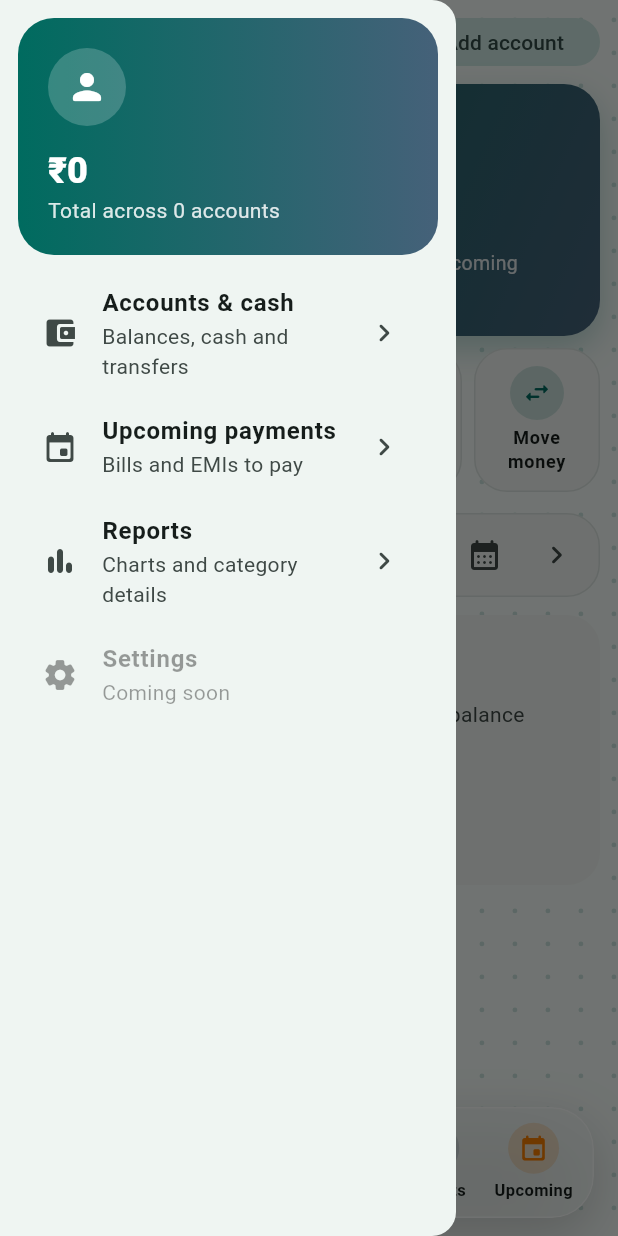
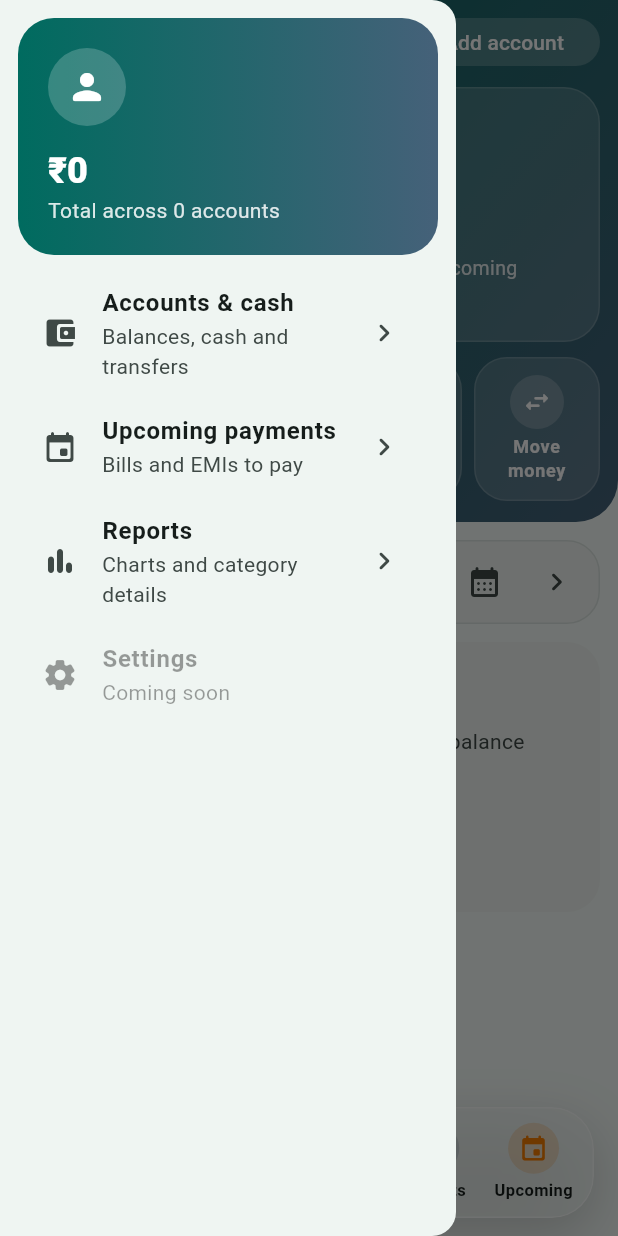
Before and after one commit to rehmansyed4445-ui/expense_tracker, a Flutter app: the screen it shows after launch, in the side drawer, after a tap on the "person" icon, on a phone screen of 412 x 824 dp. Run offline on Flutter 3.47's test engine with Material 3 defaults, Android fonts, the phone set to English and light mode, and no system bars; our stand-ins replace shared_preferences.

Commit message:
Fix compile errors and redesign home header
- Use CardThemeData for newer Flutter compatibility
- Remove dotted AppBackdrop, use plain surface background
- Gradient header on home only, up to account switcher
- Fix duplicate ReportsView so DashboardView renders
- Fix debugPrint newline syntax errors in ExpenseStore
- FittedBox on balance text for small screens

```diff
--- a/lib/main.dart
+++ b/lib/main.dart
@@ -12,21 +12,25 @@ class ExpenseApp extends StatelessWidget {
   const ExpenseApp({super.key, required this.store});
   final ExpenseStore store;
 
-  ThemeData _buildTheme(Brightness brightness) => ThemeData(
+  ThemeData _buildTheme(Brightness brightness) {
+    final scheme = ColorScheme.fromSeed(
+      seedColor: const Color(0xFF00897B),
+      brightness: brightness,
+    );
+    return ThemeData(
       useMaterial3: true,
-    colorScheme: ColorScheme.fromSeed(
-      seedColor: const Color(0xFF00897B), // Professional Teal
-      brightness: brightness,
-    ),
-    // Professional UI enhancements applied globally
+      colorScheme: scheme,
+      scaffoldBackgroundColor: scheme.surface,
+      // FIXED: Your Flutter version requires CardThemeData, not CardTheme.
       cardTheme: CardThemeData(
-      // FIXED: Changed from CardTheme to CardThemeData
         elevation: 0,
         shape: RoundedRectangleBorder(borderRadius: BorderRadius.circular(20)),
       ),
       filledButtonTheme: FilledButtonThemeData(
         style: FilledButton.styleFrom(
-        shape: RoundedRectangleBorder(borderRadius: BorderRadius.circular(16)),
+          shape: RoundedRectangleBorder(
+            borderRadius: BorderRadius.circular(16),
+          ),
         ),
       ),
       inputDecorationTheme: InputDecorationTheme(
@@ -37,6 +41,7 @@ class ExpenseApp extends StatelessWidget {
         ),
       ),
     );
+  }
 
   @override
   Widget build(BuildContext context) {
--- a/lib/screens/home_screen.dart
+++ b/lib/screens/home_screen.dart
@@ -1,19 +1,17 @@
 import 'package:flutter/material.dart';
-
 import '../models/transaction.dart';
 import '../models/upcoming.dart';
 import '../state/expense_store.dart';
 import '../utils/format.dart';
-import '../widgets/app_backdrop.dart';
 import '../widgets/budgets.dart';
 import '../widgets/premium_bottom_bar.dart';
 import '../widgets/profile_drawer.dart';
 import '../widgets/quick_add.dart';
 import '../widgets/upcoming_sheet.dart';
-// ... [previous imports] ...
 import 'dashboard_view.dart';
 import 'reports_view.dart';
 
+/// Home and Reports sit side by side and follow the finger.
 class HomeScreen extends StatefulWidget {
   const HomeScreen({super.key, required this.store});
   final ExpenseStore store;
@@ -25,6 +23,8 @@ class HomeScreen extends StatefulWidget {
 class _HomeScreenState extends State<HomeScreen>
     with SingleTickerProviderStateMixin {
   final _scaffoldKey = GlobalKey<ScaffoldState>();
+
+  /// 0 = Home, 1 = Reports.
   late final AnimationController _pos = AnimationController(
     vsync: this,
     duration: const Duration(milliseconds: 320),
@@ -54,6 +54,7 @@ class _HomeScreenState extends State<HomeScreen>
 
   void _onDragEnd(DragEndDetails d) {
     final v = d.primaryVelocity ?? 0;
+    // Right swipe on Home opens the profile drawer.
     if (_pos.value <= 0 && v > 300) {
       _scaffoldKey.currentState?.openDrawer();
       _goTo(0);
@@ -68,6 +69,7 @@ class _HomeScreenState extends State<HomeScreen>
     _goTo(target);
   }
 
+  /// First upcoming payment due within 3 days that the user hasn't closed.
   Upcoming? _dueSoon(ExpenseStore store) {
     final limit = DateTime.now().add(const Duration(days: 3));
     for (final u in store.upcoming) {
@@ -89,6 +91,8 @@ class _HomeScreenState extends State<HomeScreen>
         }
         return Scaffold(
           key: _scaffoldKey,
+          // Plain, clean background. No dotted backdrop anywhere.
+          backgroundColor: Theme.of(context).colorScheme.surface,
           drawer: ProfileDrawer(
             store: store,
             hostContext: context,
@@ -96,10 +100,7 @@ class _HomeScreenState extends State<HomeScreen>
           ),
           body: Stack(
             children: [
-              const Positioned.fill(child: AppBackdrop()),
-              SafeArea(
-                bottom: false,
-                child: LayoutBuilder(
+              LayoutBuilder(
                 builder: (context, c) {
                   _width = c.maxWidth;
                   return GestureDetector(
@@ -115,7 +116,7 @@ class _HomeScreenState extends State<HomeScreen>
                           final w = _width;
                           return Stack(
                             children: [
-                                // FIXED: DashboardView instead of duplicate ReportsView
+                              // FIXED: This was a duplicate ReportsView before.
                               Positioned.fill(
                                 child: Transform.translate(
                                   offset: Offset(-t * w, 0),
@@ -128,6 +129,8 @@ class _HomeScreenState extends State<HomeScreen>
                               Positioned.fill(
                                 child: Transform.translate(
                                   offset: Offset((1 - t) * w, 0),
+                                  child: SafeArea(
+                                    bottom: false,
                                     child: Column(
                                       children: [
                                         _ReportsTopBar(onBack: () => _goTo(0)),
@@ -138,6 +141,7 @@ class _HomeScreenState extends State<HomeScreen>
                                     ),
                                   ),
                                 ),
+                              ),
                             ],
                           );
                         },
@@ -145,7 +149,6 @@ class _HomeScreenState extends State<HomeScreen>
                     ),
                   );
                 },
-                ),
               ),
               Positioned(
                 left: 0,
--- a/lib/screens/reports_view.dart
+++ b/lib/screens/reports_view.dart
@@ -6,7 +6,6 @@ import '../state/expense_store.dart';
 import '../utils/format.dart';
 import '../widgets/category_donut.dart';
 import '../widgets/month_switcher.dart';
-import '../widgets/profile_drawer.dart';
 import '../widgets/section_card.dart';
 import '../widgets/transaction_tile.dart';
 import '../widgets/week_bar_chart.dart';
@@ -25,12 +24,6 @@ class ReportsView extends StatelessWidget {
 
     return CustomScrollView(
       slivers: [
-        const SliverToBoxAdapter(
-          child: ScreenHeader(
-            title: 'Reports',
-            subtitle: 'Your spending, in detail.',
-          ),
-        ),
         SliverToBoxAdapter(
           child: Padding(
             padding: const EdgeInsets.only(top: 12),
--- a/lib/state/expense_store.dart
+++ b/lib/state/expense_store.dart
@@ -1,22 +1,17 @@
-import 'package:flutter/foundation.dart' show ChangeNotifier;
-
+import 'package:flutter/foundation.dart' show ChangeNotifier, debugPrint;
 import '../models/account.dart';
 import '../models/transaction.dart';
 import '../models/upcoming.dart';
 import '../services/storage.dart';
 
-import 'package:flutter/foundation.dart' show ChangeNotifier, debugPrint;
-
 class DayTotal {
   const DayTotal(this.day, this.expensePaise);
-
   final DateTime day;
   final int expensePaise;
 }
 
 class SpendGroup {
   const SpendGroup(this.label, this.category, this.paise);
-
   final String label;
   final Category category;
   final int paise;
@@ -38,7 +33,6 @@ class ExpenseStore extends ChangeNotifier {
   String? _selectedAccountId;
 
   // ---------- Basics ----------
-
   bool get isLoaded => _loaded;
   DateTime get month => _month;
   bool get isCurrentMonth => _sameMonth(_month, DateTime.now());
@@ -49,25 +43,25 @@ class ExpenseStore extends ChangeNotifier {
     try {
       _all = await _storage.load();
     } catch (e, s) {
-      debugPrint('Could not read transactions: $e\n$s'); // FIXED: Added \n
+      debugPrint('Could not read transactions: $e\n$s');
       _all = [];
     }
     try {
       _accounts = await _storage.loadAccounts();
     } catch (e, s) {
-      debugPrint('Could not read accounts: $e\n$s'); // FIXED
+      debugPrint('Could not read accounts: $e\n$s');
       _accounts = [];
     }
     try {
       _upcoming = await _storage.loadUpcoming();
     } catch (e, s) {
-      debugPrint('Could not read upcoming payments: $e\n$s'); // FIXED
+      debugPrint('Could not read upcoming payments: $e\n$s');
       _upcoming = [];
     }
     try {
       _budgets = await _storage.loadBudgets();
     } catch (e, s) {
-      debugPrint('Could not read budgets: $e\n$s'); // FIXED
+      debugPrint('Could not read budgets: $e\n$s');
       _budgets = {};
     }
     _sortNewestFirst();
@@ -76,7 +70,6 @@ class ExpenseStore extends ChangeNotifier {
   }
 
   // ---------- Accounts and scope ----------
-
   List<Account> get accounts => List.unmodifiable(_accounts);
   bool get hasAccounts => _accounts.isNotEmpty;
 
@@ -113,7 +106,6 @@ class ExpenseStore extends ChangeNotifier {
   }
 
   // ---------- Balances ----------
-
   /// Balance of one account as of [until]. Transfers move money between accounts.
   int balanceAt(String accountId, DateTime until) {
     final account = _accountById(accountId);
@@ -197,7 +189,6 @@ class ExpenseStore extends ChangeNotifier {
   }
 
   // ---------- Month and totals ----------
-
   List<Transaction> get monthTransactions =>
       _all.where((t) => _sameMonth(t.date, _month) && _inScope(t)).toList();
 
@@ -221,7 +212,6 @@ class ExpenseStore extends ChangeNotifier {
   }
 
   // ---------- Reports ----------
-
   /// Expense totals per category for the selected month, largest first.
   Map<Category, int> get expenseByCategory {
     final totals = <Category, int>{};
@@ -281,14 +271,12 @@ class ExpenseStore extends ChangeNotifier {
         .where((t) => t.type == TxType.expense && _inScope(t))
         .toList();
     if (spends.isEmpty) return [];
-
     final first = spends
         .map((t) => DateTime(t.date.year, t.date.month, t.date.day))
         .reduce((a, b) => a.isBefore(b) ? a : b);
     final span = today.difference(first).inDays + 1;
     final count = span > maxDays ? maxDays : span;
     final start = DateTime(today.year, today.month, today.day - (count - 1));
-
     return List.generate(count, (i) {
       final day = DateTime(start.year, start.month, start.day + i);
       final total = spends
@@ -304,7 +292,6 @@ class ExpenseStore extends ChangeNotifier {
   }
 
   // ---------- Transactions ----------
-
   Future<void> add(Transaction t) async {
     _all.add(t);
     _sortNewestFirst();
@@ -328,7 +315,6 @@ class ExpenseStore extends ChangeNotifier {
   }
 
   // ---------- Upcoming payments ----------
-
   List<Upcoming> get upcoming {
     final list = List.of(_upcoming)
       ..sort((a, b) => a.dueDate.compareTo(b.dueDate));
@@ -377,9 +363,7 @@ class ExpenseStore extends ChangeNotifier {
   }
 
   // ---------- Budgets ----------
-
   Map<String, int> get budgets => Map.unmodifiable(_budgets);
-
   int? budgetFor(String label) => _budgets[label];
 
   int spentFor(String label) => _sumType(
@@ -399,7 +383,6 @@ class ExpenseStore extends ChangeNotifier {
   }
 
   // ---------- Helpers ----------
-
   void _sortNewestFirst() => _all.sort((a, b) => b.date.compareTo(a.date));
 
   Future<void> _persistTransactions() => _storage.save(List.of(_all));
--- a/lib/widgets/home_header.dart
+++ b/lib/widgets/home_header.dart
@@ -1,6 +1,5 @@
 import 'package:flutter/material.dart';
 import 'package:intl/intl.dart';
-
 import '../state/expense_store.dart';
 import '../utils/format.dart';
 import 'account_style_picker.dart';
@@ -13,9 +12,9 @@ import 'ui.dart';
 const kUnit = 64.0;
 
 /// Fixed top section: profile, balance and account switcher. Does not scroll.
+/// The gradient lives here only — the rest of the app is plain surface.
 class HomeHeader extends StatefulWidget {
   const HomeHeader({super.key, required this.store});
-
   final ExpenseStore store;
 
   @override
@@ -31,15 +30,26 @@ class _HomeHeaderState extends State<HomeHeader> {
     final store = widget.store;
     final many = store.accounts.length > 6;
     final rowHeight = many ? 180.0 : 96.0;
+    final scheme = Theme.of(context).colorScheme;
+    final topInset = MediaQuery.paddingOf(context).top;
 
-    return Padding(
-      padding: const EdgeInsets.fromLTRB(12, 8, 12, 4),
+    return Container(
+      decoration: BoxDecoration(
+        gradient: LinearGradient(
+          colors: [scheme.primary, scheme.tertiary],
+          begin: Alignment.topLeft,
+          end: Alignment.bottomRight,
+        ),
+        borderRadius: const BorderRadius.vertical(bottom: Radius.circular(28)),
+      ),
+      // Gradient runs behind the status bar; content stays below it.
+      padding: EdgeInsets.fromLTRB(12, topInset + 8, 12, 14),
       child: Column(
         children: [
           _HeaderTop(store: store),
-          const SizedBox(height: 8),
+          const SizedBox(height: 10),
           _HeaderBalance(store: store),
-          const SizedBox(height: 8),
+          const SizedBox(height: 10),
           Row(
             children: [
               Expanded(
@@ -76,13 +86,13 @@ class _HomeHeaderState extends State<HomeHeader> {
 
 class _HeaderTop extends StatelessWidget {
   const _HeaderTop({required this.store});
-
   final ExpenseStore store;
 
   @override
   Widget build(BuildContext context) {
     final theme = Theme.of(context);
-    final scheme = theme.colorScheme;
+    final on = Theme.of(context).colorScheme.onPrimary;
+
     return Row(
       children: [
         InkResponse(
@@ -94,28 +104,29 @@ class _HeaderTop extends StatelessWidget {
             height: 40,
             decoration: BoxDecoration(
               shape: BoxShape.circle,
-              gradient: LinearGradient(
-                colors: [scheme.primary, scheme.tertiary],
-              ),
+              color: on.withValues(alpha: 0.2),
             ),
-            child: Icon(
-              Icons.person_rounded,
-              color: scheme.onPrimary,
-              size: 22,
-            ),
+            child: Icon(Icons.person_rounded, color: on, size: 22),
           ),
         ),
         const SizedBox(width: 10),
         Expanded(
           child: Text(
             'Expenses',
+            maxLines: 1,
+            overflow: TextOverflow.ellipsis,
             style: theme.textTheme.titleLarge?.copyWith(
+              color: on,
               fontWeight: FontWeight.w800,
             ),
           ),
         ),
         FilledButton.tonalIcon(
-          style: FilledButton.styleFrom(visualDensity: VisualDensity.compact),
+          style: FilledButton.styleFrom(
+            visualDensity: VisualDensity.compact,
+            backgroundColor: on.withValues(alpha: 0.2),
+            foregroundColor: on,
+          ),
           onPressed: () => showAccountEditor(context, store),
           icon: const Icon(Icons.add_rounded, size: 18),
           label: const Text('Add account'),
@@ -127,32 +138,21 @@ class _HeaderTop extends StatelessWidget {
 
 class _HeaderBalance extends StatelessWidget {
   const _HeaderBalance({required this.store});
-
   final ExpenseStore store;
 
   @override
   Widget build(BuildContext context) {
-    final scheme = Theme.of(context).colorScheme;
-    final on = scheme.onPrimary;
+    final on = Theme.of(context).colorScheme.onPrimary;
 
     return Pressable(
       onTap: () => openAccounts(context, store),
       child: Container(
         padding: const EdgeInsets.fromLTRB(16, 14, 16, 14),
         decoration: BoxDecoration(
-          gradient: LinearGradient(
-            colors: [scheme.primary, scheme.tertiary],
-            begin: Alignment.topLeft,
-            end: Alignment.bottomRight,
-          ),
+          // Soft glass panel on top of the header gradient.
+          color: on.withValues(alpha: 0.15),
           borderRadius: BorderRadius.circular(24),
-          boxShadow: [
-            BoxShadow(
-              color: scheme.primary.withValues(alpha: 0.25),
-              blurRadius: 18,
-              offset: const Offset(0, 8),
-            ),
-          ],
+          border: Border.all(color: on.withValues(alpha: 0.15)),
         ),
         child: Column(
           crossAxisAlignment: CrossAxisAlignment.start,
@@ -293,7 +293,7 @@ class _HeaderAccounts extends StatelessWidget {
 
   @override
   Widget build(BuildContext context) {
-    final scheme = Theme.of(context).colorScheme;
+    final on = Theme.of(context).colorScheme.onPrimary;
     final focusId = store.focusAccount?.id;
 
     void pick(String? id) {
@@ -309,12 +309,8 @@ class _HeaderAccounts extends StatelessWidget {
           onTap: () => pick(null),
           child: CircleAvatar(
             radius: 22,
-            backgroundColor: scheme.primaryContainer,
-            child: Icon(
-              Icons.dashboard_rounded,
-              size: 20,
-              color: scheme.onPrimaryContainer,
-            ),
+            backgroundColor: on.withValues(alpha: 0.2),
+            child: Icon(Icons.dashboard_rounded, size: 20, color: on),
           ),
         ),
       for (final a in store.accounts)
@@ -322,7 +318,14 @@ class _HeaderAccounts extends StatelessWidget {
           label: a.name,
           selected: focusId == a.id,
           onTap: () => pick(a.id),
-          child: AccountAvatar(styleKey: a.styleKey, radius: 22),
+          child: Container(
+            // White backing so the account's own colour stays readable.
+            decoration: const BoxDecoration(
+              shape: BoxShape.circle,
+              color: Colors.white,
+            ),
+            child: AccountAvatar(styleKey: a.styleKey, radius: 22),
+          ),
         ),
     ];
 
@@ -359,11 +362,9 @@ class _HeaderAccounts extends StatelessWidget {
         child: Container(
           padding: const EdgeInsets.symmetric(vertical: 6, horizontal: 4),
           decoration: BoxDecoration(
-            color: scheme.surfaceContainerLow,
+            color: on.withValues(alpha: 0.15),
             borderRadius: BorderRadius.circular(22),
-            border: Border.all(
-              color: scheme.outlineVariant.withValues(alpha: 0.4),
-            ),
+            border: Border.all(color: on.withValues(alpha: 0.15)),
           ),
           child: Row(
             children: [
@@ -373,7 +374,7 @@ class _HeaderAccounts extends StatelessWidget {
                   tooltip: 'Close',
                   visualDensity: VisualDensity.compact,
                   onPressed: () => onExpanded(false),
-                  icon: const Icon(Icons.close_rounded, size: 20),
+                  icon: Icon(Icons.close_rounded, size: 20, color: on),
                 ),
             ],
           ),
@@ -398,7 +399,8 @@ class _HeaderAccount extends StatelessWidget {
 
   @override
   Widget build(BuildContext context) {
-    final scheme = Theme.of(context).colorScheme;
+    final on = Theme.of(context).colorScheme.onPrimary;
+
     return Padding(
       padding: const EdgeInsets.only(right: 8),
       child: Pressable(
@@ -415,7 +417,7 @@ class _HeaderAccount extends StatelessWidget {
                 decoration: BoxDecoration(
                   shape: BoxShape.circle,
                   border: Border.all(
-                    color: selected ? scheme.primary : Colors.transparent,
+                    color: selected ? on : Colors.transparent,
                     width: 2.5,
                   ),
                 ),
@@ -430,6 +432,7 @@ class _HeaderAccount extends StatelessWidget {
                 style: TextStyle(
                   fontSize: 13,
                   fontWeight: selected ? FontWeight.w800 : FontWeight.w600,
+                  color: on,
                 ),
               ),
             ],
@@ -442,37 +445,31 @@ class _HeaderAccount extends StatelessWidget {
 
 class _HeaderTransfer extends StatelessWidget {
   const _HeaderTransfer({required this.store});
-
   final ExpenseStore store;
 
   @override
   Widget build(BuildContext context) {
     final theme = Theme.of(context);
-    final scheme = theme.colorScheme;
+    final on = theme.colorScheme.onPrimary;
     final canMove = store.accounts.length > 1;
+
     return Pressable(
       onTap: () =>
           canMove ? openTransfer(context, store) : openAccounts(context, store),
       child: Container(
         padding: const EdgeInsets.all(6),
         decoration: BoxDecoration(
-          color: scheme.surfaceContainerLow,
+          color: on.withValues(alpha: 0.15),
           borderRadius: BorderRadius.circular(22),
-          border: Border.all(
-            color: scheme.outlineVariant.withValues(alpha: 0.4),
-          ),
+          border: Border.all(color: on.withValues(alpha: 0.15)),
         ),
         child: Column(
           mainAxisAlignment: MainAxisAlignment.center,
           children: [
             CircleAvatar(
               radius: 18,
-              backgroundColor: scheme.primary.withValues(alpha: 0.16),
-              child: Icon(
-                Icons.swap_horiz_rounded,
-                size: 20,
-                color: scheme.primary,
-              ),
+              backgroundColor: on.withValues(alpha: 0.2),
+              child: Icon(Icons.swap_horiz_rounded, size: 20, color: on),
             ),
             const SizedBox(height: 4),
             Text(
@@ -480,6 +477,7 @@ class _HeaderTransfer extends StatelessWidget {
               textAlign: TextAlign.center,
               maxLines: 2,
               style: theme.textTheme.labelMedium?.copyWith(
+                color: on,
                 fontWeight: FontWeight.w700,
               ),
             ),
@@ -491,9 +489,9 @@ class _HeaderTransfer extends StatelessWidget {
 }
 
 /// Scrolling part under the header: month switcher and transactions.
+/// Plain surface — no gradient here.
 class HomeBody extends StatelessWidget {
   const HomeBody({super.key, required this.store});
-
   final ExpenseStore store;
 
   @override
@@ -503,7 +501,7 @@ class HomeBody extends StatelessWidget {
     final txs = store.monthTransactions;
 
     return SingleChildScrollView(
-      padding: const EdgeInsets.fromLTRB(12, 10, 12, 130),
+      padding: const EdgeInsets.fromLTRB(12, 12, 12, 130),
       child: Column(
         crossAxisAlignment: CrossAxisAlignment.stretch,
         children: [
@@ -553,7 +551,6 @@ class HomeBody extends StatelessWidget {
 
 class _MonthBar extends StatelessWidget {
   const _MonthBar({required this.store});
-
   final ExpenseStore store;
 
   Future<void> _pick(BuildContext context) async {
@@ -570,6 +567,7 @@ class _MonthBar extends StatelessWidget {
   Widget build(BuildContext context) {
     final theme = Theme.of(context);
     final scheme = theme.colorScheme;
+
     return Container(
       padding: const EdgeInsets.symmetric(horizontal: 4),
       decoration: BoxDecoration(
@@ -588,6 +586,8 @@ class _MonthBar extends StatelessWidget {
             child: Center(
               child: Text(
                 DateFormat('MMMM yyyy').format(store.month),
+                maxLines: 1,
+                overflow: TextOverflow.ellipsis,
                 style: theme.textTheme.titleMedium?.copyWith(
                   fontWeight: FontWeight.w700,
                 ),
@@ -612,12 +612,12 @@ class _MonthBar extends StatelessWidget {
 
 class _Welcome extends StatelessWidget {
   const _Welcome({required this.store});
-
   final ExpenseStore store;
 
   @override
   Widget build(BuildContext context) {
     final theme = Theme.of(context);
+
     return Container(
       padding: const EdgeInsets.all(20),
       decoration: BoxDecoration(
@@ -628,7 +628,7 @@ class _Welcome extends StatelessWidget {
         crossAxisAlignment: CrossAxisAlignment.start,
         children: [
           Text(
-            'Let’s set up your money',
+            'Let\'s set up your money',
             style: theme.textTheme.titleLarge?.copyWith(
               fontWeight: FontWeight.w800,
             ),
```
Lines whose indentation alone changed are shown as unchanged.
